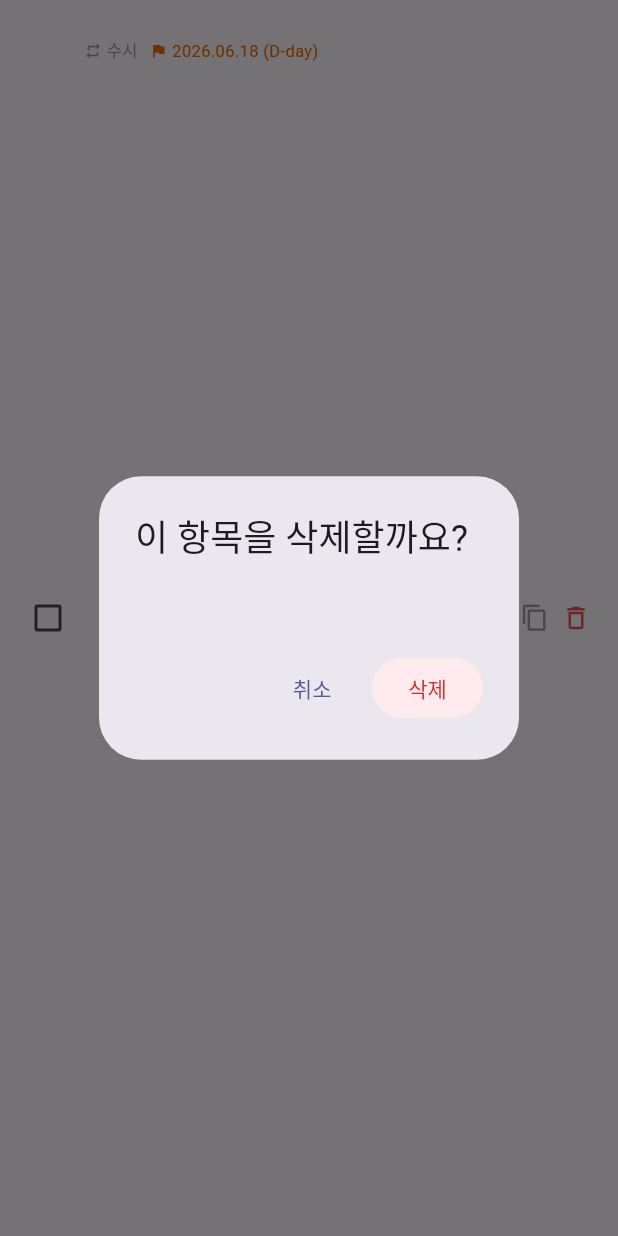
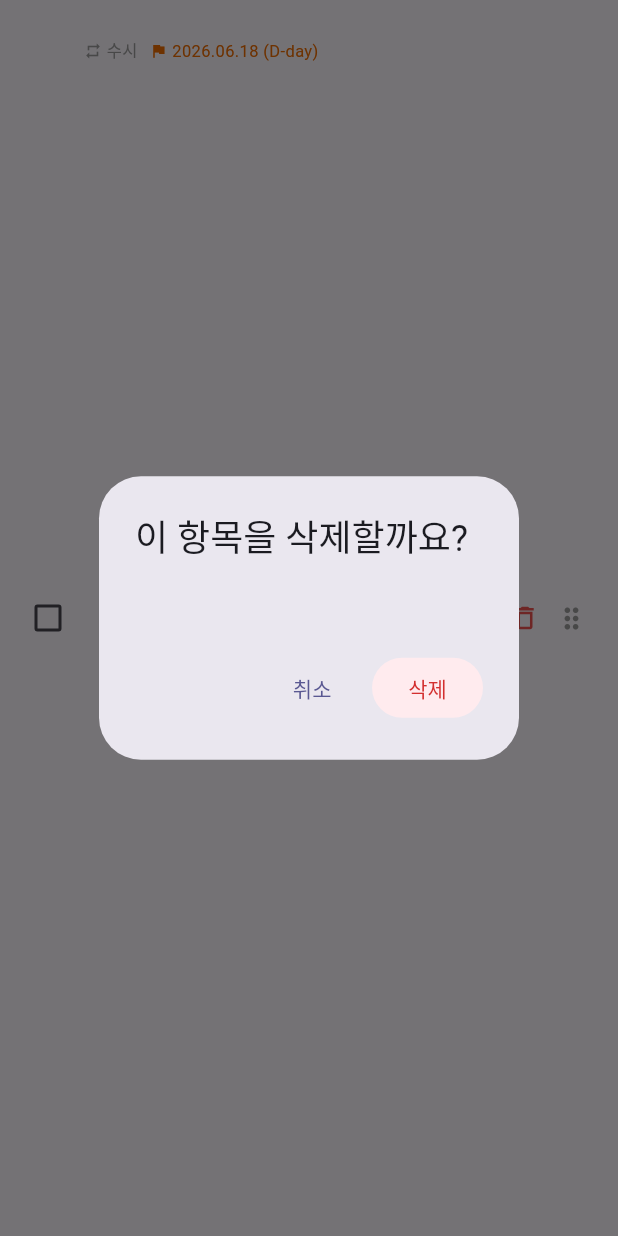
Before and after one commit to hongsytop-tech/Mobile-Application-Maker, a Flutter app: the _ItemTile widget shown alone on an empty page, opened directly with empty values, after a tap on the "delete outline" icon, on a phone screen of 412 x 824 dp. Run offline on Flutter 3.47's test engine with Material 3 defaults, Android fonts, the phone set to English and light mode, and no system bars; our stand-ins replace cached_network_image, dio, fl_chart, flutter_dotenv, flutter_local_notifications, flutter_riverpod and 7 more; missing offline and left inert: dart:html; accounts and stored records are empty; network calls fail; Roboto replaces fonts that are missing (Pretendard).

Commit message:
fix(todo): LongPressDraggable web mobile 버그 회피 — 즉시 Draggable 핸들
Flutter web mobile 의 LongPressDraggable 은 햅틱은 firing 되지만 drag
feedback 이 손가락을 따라가지 않는 알려진 버그가 있음.
LongPressDraggable → Draggable 로 교체.

- 항목: 우측 ⋮ (drag_indicator) 핸들을 잡고 즉시 끌기
- 카테고리: 헤더 ≡ 핸들을 잡고 즉시 끌기
- 1초 long-press 제거. 실수 방지는 핸들 위치(작은 영역)로 대신.
- affinity: Axis.vertical 추가 → 세로 스크롤과 분리

Co-Authored-By: Claude Opus 4.8 (1M context) <noreply@anthropic.com>
Claude-Session: https://claude.ai/code/session_01J9JidPyfWbQsXGrUqBUrL3

```diff
--- a/lib/features/todo/screens/todo_home_screen.dart
+++ b/lib/features/todo/screens/todo_home_screen.dart
@@ -247,11 +247,11 @@ class _CategorySection extends ConsumerWidget {
                     ),
                     icon: const Icon(Icons.more_horiz),
                   ),
-                  // 카테고리 드래그 핸들 (1초 길게 눌러 순서 변경)
-                  LongPressDraggable<_CategoryDrag>(
+                  // 카테고리 드래그 핸들 — 즉시 잡고 끌기
+                  Draggable<_CategoryDrag>(
                     data: _CategoryDrag(category.id),
-                    delay: const Duration(seconds: 1),
                     hapticFeedbackOnStart: true,
+                    affinity: Axis.vertical,
                     feedback: Material(
                       color: Colors.transparent,
                       elevation: 8,
@@ -269,10 +269,16 @@ class _CategorySection extends ConsumerWidget {
                                 fontWeight: FontWeight.bold)),
                       ),
                     ),
+                    childWhenDragging: const Padding(
+                      padding: EdgeInsets.symmetric(
+                          horizontal: 4, vertical: 6),
+                      child: Icon(Icons.drag_indicator,
+                          size: 22, color: Colors.grey),
+                    ),
                     child: const Padding(
                       padding: EdgeInsets.symmetric(
                           horizontal: 4, vertical: 6),
-                      child: Icon(Icons.drag_handle,
+                      child: Icon(Icons.drag_indicator,
                           size: 22, color: Colors.grey),
                     ),
                   ),
@@ -511,22 +517,19 @@ class _ItemTile extends ConsumerWidget {
                     size: 20, color: Colors.red.shade400),
               ),
             ),
-          ],
-        ),
-      ),
-    );
-
-    // 행 전체에서 1초 길게 누르면 드래그 시작 (순서변경 + 카테고리 이동)
-    return LongPressDraggable<String>(
+            // 드래그 핸들 — 즉시 잡고 끌기 (Flutter web mobile 의 LongPressDraggable
+            // 버그 회피). 핸들을 누르고 그대로 끌면 됨.
+            Draggable<String>(
               data: item.id,
-      delay: const Duration(seconds: 1),
               hapticFeedbackOnStart: true,
+              affinity: Axis.vertical,
               feedback: Material(
                 color: Colors.transparent,
                 elevation: 8,
                 borderRadius: BorderRadius.circular(10),
                 child: Container(
-          padding: const EdgeInsets.symmetric(horizontal: 14, vertical: 10),
+                  padding: const EdgeInsets.symmetric(
+                      horizontal: 14, vertical: 10),
                   decoration: BoxDecoration(
                     color: color,
                     borderRadius: BorderRadius.circular(10),
@@ -536,12 +539,27 @@ class _ItemTile extends ConsumerWidget {
                       maxLines: 2,
                       overflow: TextOverflow.ellipsis,
                       style: const TextStyle(
-                  color: Colors.white, fontWeight: FontWeight.bold)),
+                          color: Colors.white,
+                          fontWeight: FontWeight.bold)),
                 ),
               ),
-      childWhenDragging: Opacity(opacity: 0.35, child: row),
-      child: row,
+              childWhenDragging: const Padding(
+                padding: EdgeInsets.symmetric(horizontal: 6, vertical: 8),
+                child: Icon(Icons.drag_indicator,
+                    size: 22, color: Colors.grey),
+              ),
+              child: const Padding(
+                padding: EdgeInsets.symmetric(horizontal: 6, vertical: 8),
+                child: Icon(Icons.drag_indicator,
+                    size: 22, color: Colors.grey),
+              ),
+            ),
+          ],
+        ),
+      ),
     );
+
+    return row;
   }
 
   Widget _badge({
```
Lines whose indentation alone changed are shown as unchanged.
